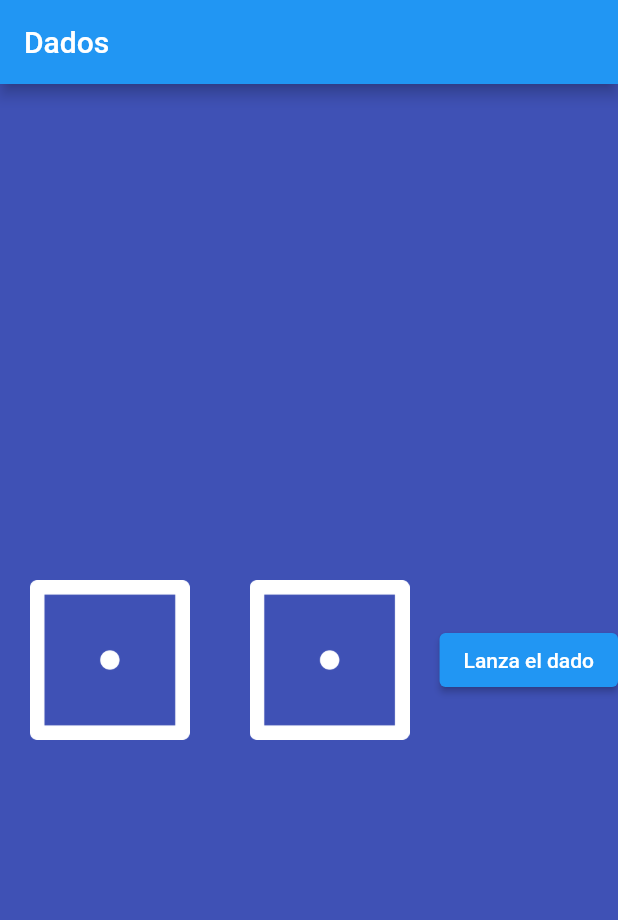
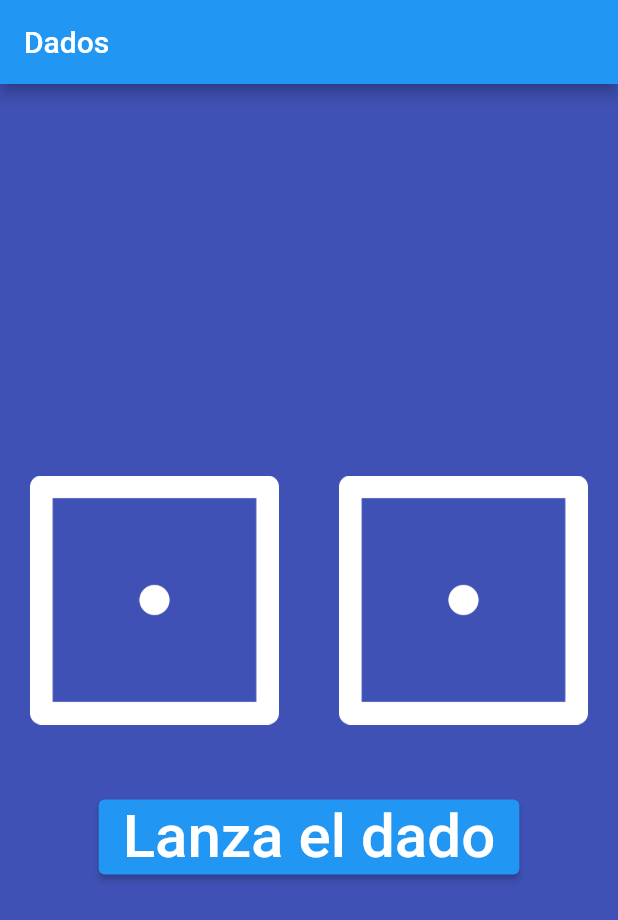
Before and after one commit to Nerovelic/my_dice, a Flutter app: the screen it shows after launch, on a phone screen of 412 x 824 dp. Shown: the top 920 px of the screen. Run offline on Flutter 3.47's test engine with Material 2 defaults, Android fonts, the phone set to English and light mode, and no system bars.

Commit message:
cambio de tamaño del boton y su posicion del boton abajo del dado.

```diff
--- a/lib/dice.dart
+++ b/lib/dice.dart
@@ -36,12 +36,21 @@ class _diceState extends State<dice> {
               child: Padding(
                   padding: const EdgeInsets.all(20.0),
                   child: Image.asset('assets/images/dice$right_dice.png'))),
-          ElevatedButton(
+        ]),
+        const SizedBox(
+          height: 30,
+        ),
+        SizedBox(
+          height: 50,
+          child: ElevatedButton(
               onPressed: () {
                 diceOne();
               },
-              child: const Text("Lanza el dado")),
-        ])
+              child: const Text(
+                "Lanza el dado",
+                style: TextStyle(fontSize: 40),
+              )),
+        )
       ],
     );
   }
```
